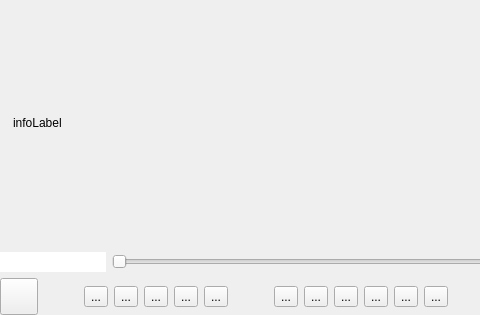
Before: the Qt Designer form gui/media_player_widget_ui.ui in tornado80/tonebox, drawn with Qt 5; both pictures show x 0 to 480 and y 0 to 315 of the 846 by 315 pixel window.
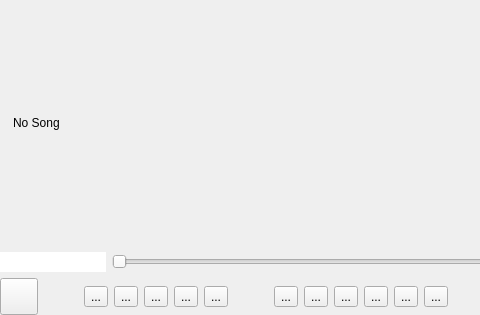
After: the same form once the commit is applied. Icons and pictures are not drawn.

What changed in the file:
```diff
--- a/gui/media_player_widget_ui.ui
+++ b/gui/media_player_widget_ui.ui
@@ -50,7 +50,7 @@
      <item>
       <widget class="QLabel" name="infoLabel">
        <property name="text">
-        <string>infoLabel</string>
+        <string>No Song</string>
        </property>
        <property name="alignment">
         <set>Qt::AlignLeading|Qt::AlignLeft|Qt::AlignVCenter</set>
```
